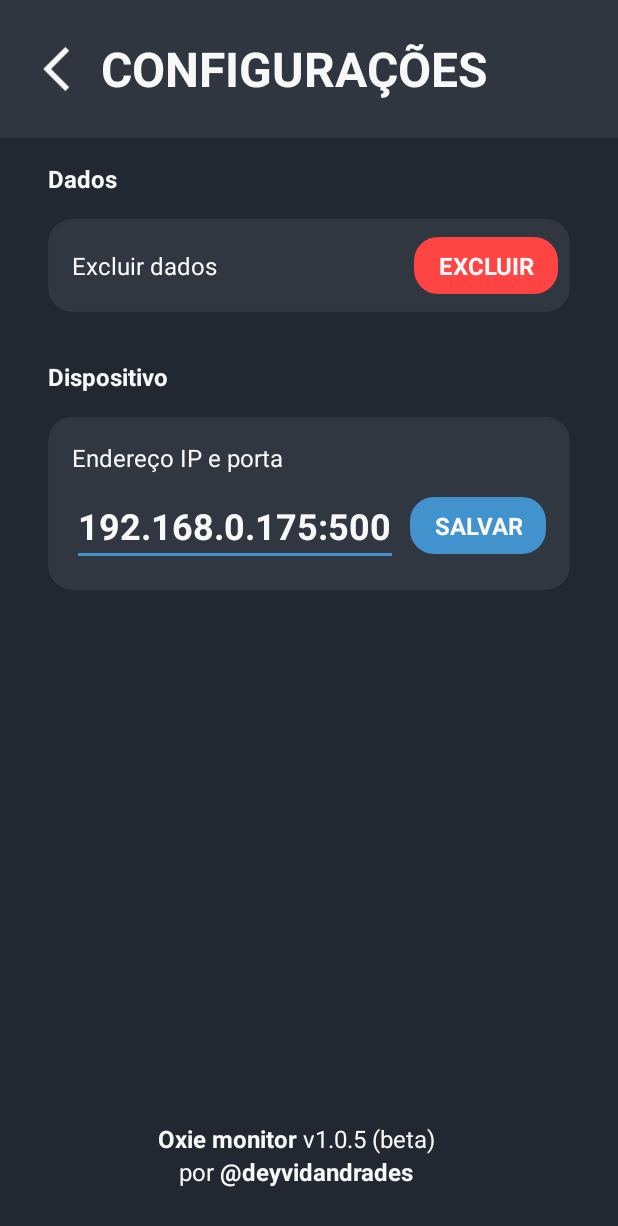
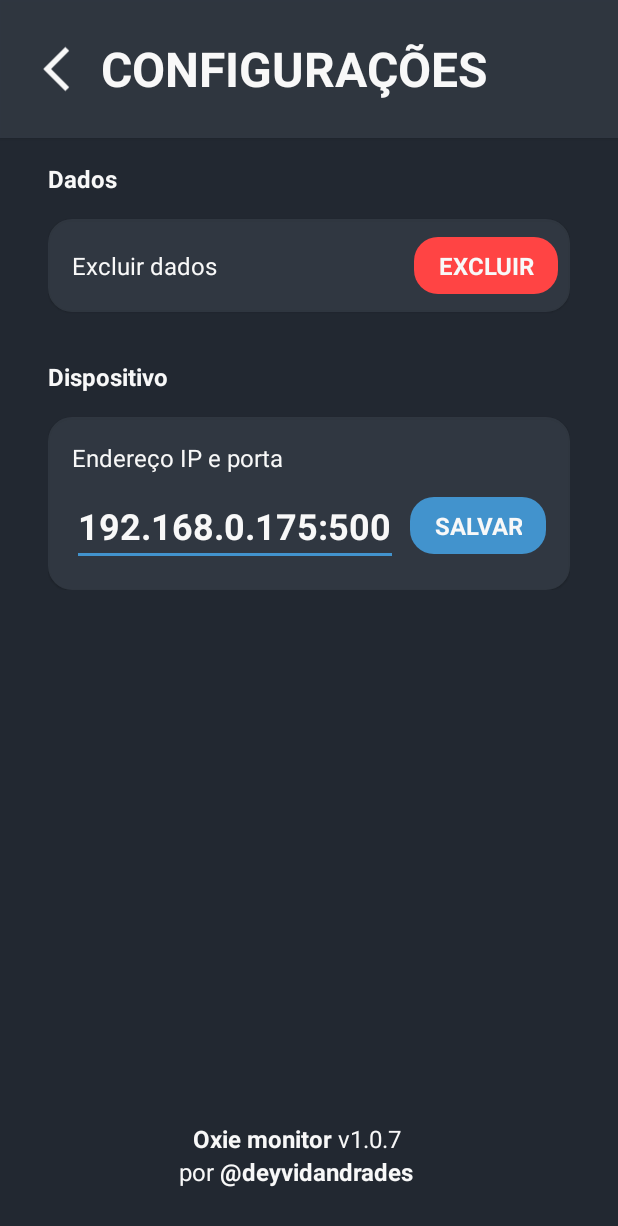
Before and after one commit to deyvidandrades/Oxie, an Android app: the ConfiguracoesActivity screen opened directly, with no data from a screen before it, on a phone screen of 412 x 824 dp. Shown: the top 1226 px of the screen. Run offline under Robolectric (Android 15) with nearby library versions, the light colour scheme and no system bars.

Commit message:
* strings, elevation barra menu

```diff
--- a/app/src/main/java/com/dws/oxie/activities/HistoricoActivity.kt
+++ b/app/src/main/java/com/dws/oxie/activities/HistoricoActivity.kt
@@ -1,7 +1,6 @@
 package com.dws.oxie.activities
 
 import android.os.Bundle
-import android.util.Log
 import android.widget.ImageView
 import androidx.appcompat.app.AppCompatActivity
 import androidx.recyclerview.widget.LinearLayoutManager
--- a/app/src/main/res/layout/activity_configuracoes.xml
+++ b/app/src/main/res/layout/activity_configuracoes.xml
@@ -16,7 +16,7 @@
             android:layout_width="match_parent"
             android:layout_height="wrap_content"
             android:background="@color/backgroundLight"
-            android:elevation="1dp"
+            android:elevation="2dp"
             android:gravity="center_vertical"
             android:orientation="horizontal"
             android:paddingHorizontal="16sp"
--- a/app/src/main/res/layout/activity_historico.xml
+++ b/app/src/main/res/layout/activity_historico.xml
@@ -11,7 +11,7 @@
         android:layout_width="match_parent"
         android:layout_height="wrap_content"
         android:background="@color/backgroundLight"
-        android:elevation="1dp"
+        android:elevation="2dp"
         android:gravity="center_vertical"
         android:orientation="horizontal"
         android:padding="16sp"
--- a/app/src/main/res/layout/activity_main.xml
+++ b/app/src/main/res/layout/activity_main.xml
@@ -11,7 +11,7 @@
         android:layout_width="match_parent"
         android:layout_height="wrap_content"
         android:background="@color/backgroundLight"
-        android:elevation="1dp"
+        android:elevation="2dp"
         android:gravity="center_vertical"
         android:orientation="horizontal"
         android:padding="16dp"
--- a/app/src/main/res/values-land/dimens.xml
+++ /dev/null
@@ -1 +0,0 @@
-<resources></resources>
--- a/app/src/main/res/values-night/themes.xml
+++ b/app/src/main/res/values-night/themes.xml
@@ -18,8 +18,4 @@
 
     </style>
 
-    <style name="Theme.Oxie.NoActionBar">
-        <item name="windowActionBar">false</item>
-        <item name="windowNoTitle">true</item>
-    </style>
 </resources>
--- a/app/src/main/res/values-w1240dp/dimens.xml
+++ /dev/null
@@ -1 +0,0 @@
-<resources></resources>
--- a/app/src/main/res/values-w600dp/dimens.xml
+++ /dev/null
@@ -1 +0,0 @@
-<resources></resources>
--- a/app/src/main/res/values/dimens.xml
+++ /dev/null
@@ -1 +0,0 @@
-<resources></resources>
--- a/app/src/main/res/values/strings.xml
+++ b/app/src/main/res/values/strings.xml
@@ -1,6 +1,6 @@
 <resources>
     <string name="app_name">Oxie Monitor</string>
-    <string name="versao"><b>Oxie monitor</b> v1.0.5 (beta)</string>
+    <string name="versao"><b>Oxie monitor</b> v1.0.7</string>
     <string name="por_deyvidandrades">por <b>@deyvidandrades</b></string>
 
     <string name="batimentos">Batimentos</string>
@@ -10,7 +10,6 @@
     <string name="conectar">Conectar</string>
     <string name="percent">%</string>
     <string name="desconectar">Parar</string>
-    <string name="medias">Medias</string>
     <string name="hist_rico">Histórico</string>
     <string name="_11_09_2022">11/09/2022 12:09</string>
     <string name="dados">Dados</string>
--- a/app/src/main/res/values/themes.xml
+++ b/app/src/main/res/values/themes.xml
@@ -27,8 +27,4 @@
         <item name="postSplashScreenTheme">@style/Theme.Oxie</item>
     </style>
 
-    <style name="Theme.Oxie.NoActionBar">
-        <item name="windowActionBar">false</item>
-        <item name="windowNoTitle">true</item>
-    </style>
 </resources>
```
